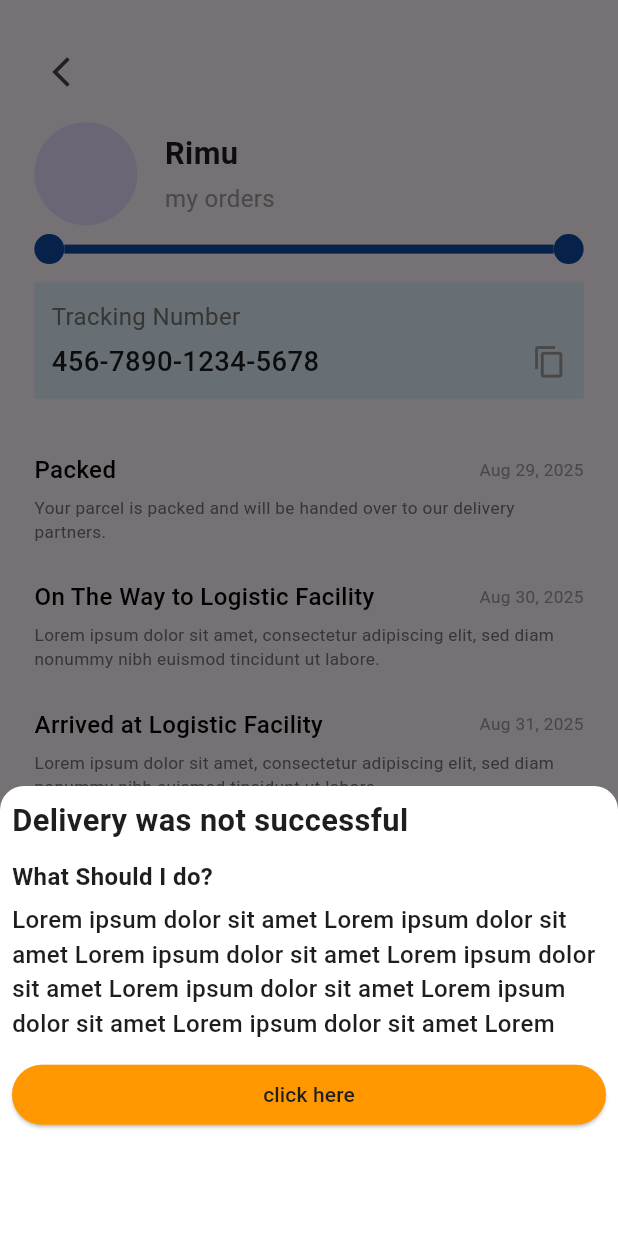
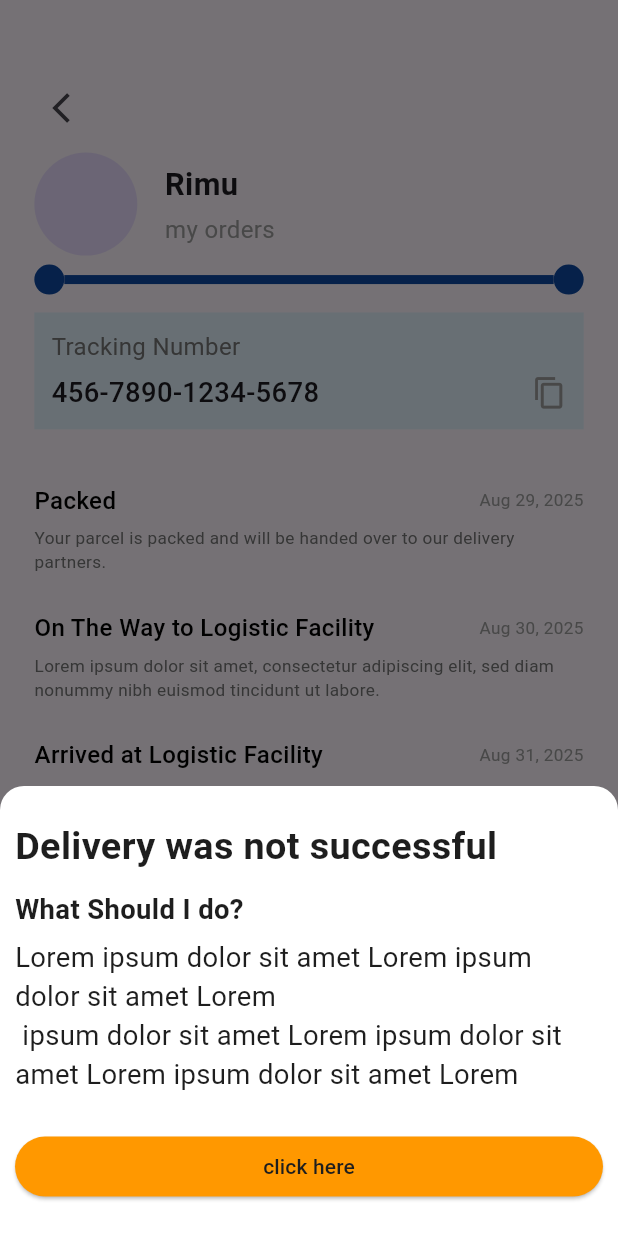
Before and after one commit to rimuakter057/flutter_interview_task, a Flutter app: the OrderFinishScreen screen opened by its route, after a tap on "bot_s", on a phone screen of 412 x 824 dp. Run offline on Flutter 3.47's test engine with Material 3 defaults, Android fonts, the phone set to English and light mode, and no system bars; our stand-ins replace flutter_riverpod, flutter_screenutil, go_router, shared_preferences; accounts and stored records are empty; network calls fail.

Commit message:
add screen

```diff
--- a/lib/features/order/screens/order_finish_screen.dart
+++ b/lib/features/order/screens/order_finish_screen.dart
@@ -1,16 +1,11 @@
 import 'package:flutter/material.dart';
-import 'package:flutter_interview_task/core/widgets/custom_button.dart';
 import 'package:flutter_interview_task/core/widgets/custom_profile.dart';
 import 'package:flutter_screenutil/flutter_screenutil.dart';
-
-
 import '../../../core/constants/colors.dart';
-
-
+import '../widgets/bottom_widget.dart';
 import '../widgets/stepper.dart';
 import '../widgets/tracking_step.dart';
-import '../widgets/tracking_time_line.dart';
-import '../widgets/trailling_container.dart';
+import '../widgets/trailing_container.dart';
 
 class OrderFinishScreen extends StatelessWidget {
   const OrderFinishScreen({super.key});
@@ -18,20 +13,22 @@ class OrderFinishScreen extends StatelessWidget {
   @override
   Widget build(BuildContext context) {
     return Scaffold(
-
       body: SingleChildScrollView(
         padding: EdgeInsets.symmetric(horizontal: 20.w, vertical: 10.h),
         child: Column(
           crossAxisAlignment: CrossAxisAlignment.start,
           children: [
-            SizedBox(height: 10.h,),
+            SizedBox(height: 30.h),
             Column(
               crossAxisAlignment: CrossAxisAlignment.start,
               children: [
-                IconButton(onPressed: (){
+                IconButton(
+                  onPressed: () {
                     print(("back"));
-                }, icon: Icon(Icons.arrow_back_ios)),
-                SizedBox(height: 8.h,),
+                  },
+                  icon: Icon(Icons.arrow_back_ios),
+                ),
+                SizedBox(height: 5.h),
                 CustomProfile(
                   profileImage: "assets/images/profile.jpg",
                   name: "Rimu",
@@ -51,10 +48,7 @@ class OrderFinishScreen extends StatelessWidget {
                 children: [
                   Text(
                     'Tracking Number',
-                    style: TextStyle(
-                      fontSize: 14.sp,
-                      color: Colors.grey[600],
-                    ),
+                    style: TextStyle(fontSize: 14.sp, color: Colors.grey[600]),
                   ),
                   SizedBox(height: 5.h),
                   Row(
@@ -67,11 +61,7 @@ class OrderFinishScreen extends StatelessWidget {
                         ),
                       ),
                       const Spacer(),
-                      Icon(
-                        Icons.content_copy,
-                        size: 20.sp,
-                        color: Colors.grey,
-                      ),
+                      Icon(Icons.content_copy, size: 20.sp, color: Colors.grey),
                     ],
                   ),
                 ],
@@ -126,50 +116,7 @@ class OrderFinishScreen extends StatelessWidget {
                                 context: context,
                                 backgroundColor: Colors.transparent,
                                 builder: (context) {
-              return Container(
-                height: 300,
-                decoration: BoxDecoration(
-                  color: Colors.white,
-                  borderRadius: BorderRadius.vertical(top: Radius.circular(16)),
-                ),
-                child: Padding(
-                  padding: const EdgeInsets.all(8.0),
-                  child: Column(
-                    crossAxisAlignment: CrossAxisAlignment.start,
-                   children: [
-                     Text(
-                       "Delivery was not successful",
-                       style: TextStyle(
-                         fontSize: 18.sp,
-                         fontWeight: FontWeight.w600,
-                         color: AppColors.primaryText,
-                       ),
-                     ),
-                     SizedBox(height: 10.h,),
-                     Text(
-                       "What Should I do?",
-                       style: TextStyle(
-                         fontSize: 14.sp,
-                         fontWeight: FontWeight.w600,
-                         color: AppColors.primaryText,
-                       ),
-                     ),
-                     SizedBox(height: 5.h,),
-                     Text(
-                       maxLines: 4,
-                       "Lorem ipsum dolor sit amet Lorem ipsum dolor sit amet Lorem ipsum dolor sit amet Lorem ipsum dolor sit amet Lorem ipsum dolor sit amet Lorem ipsum dolor sit amet Lorem ipsum dolor sit amet Lorem ipsum dolor sit amet Lorem ipsum dolor sit amet Lorem ipsum dolor sit amet ",
-                       style: TextStyle(
-                         fontSize: 14.sp,
-                         fontWeight: FontWeight.w500,
-                         color: AppColors.primaryText,
-                       ),
-                     ),
-                     SizedBox(height: 10.h,),
-                     CustomButton(text: "click here", onPressed: (){})
-                   ],
-                  ),
-                ),
-              );
+                                  return BottomWidget();
                                 },
                               );
                             },
--- a/lib/features/order/screens/tracking_proccess_screen.dart
+++ b/lib/features/order/screens/tracking_proccess_screen.dart
@@ -1,11 +1,9 @@
 import 'package:flutter/material.dart';
 import 'package:flutter_screenutil/flutter_screenutil.dart';
 import 'package:go_router/go_router.dart';
-
 import '../../../core/constants/colors.dart';
 import '../../../core/widgets/custom_profile.dart';
 import '../../../routes/app_routes.dart';
-import '../widgets/progress_bar_widget.dart';
 import '../widgets/tracking_step.dart';
 import '../widgets/tracking_time_line.dart';
 
@@ -15,20 +13,22 @@ class TrackingProcessScreen extends StatelessWidget {
   @override
   Widget build(BuildContext context) {
     return Scaffold(
-
       body: SingleChildScrollView(
         padding: EdgeInsets.symmetric(horizontal: 20.w, vertical: 10.h),
         child: Column(
           crossAxisAlignment: CrossAxisAlignment.start,
           children: [
-            SizedBox(height: 10.h,),
+            SizedBox(height: 30.h),
             Column(
               crossAxisAlignment: CrossAxisAlignment.start,
               children: [
-                IconButton(onPressed: (){
+                IconButton(
+                  onPressed: () {
                     print(("back"));
-                }, icon: Icon(Icons.arrow_back_ios)),
-                SizedBox(height: 8.h,),
+                  },
+                  icon: Icon(Icons.arrow_back_ios),
+                ),
+                SizedBox(height: 5.h),
                 CustomProfile(
                   profileImage: "assets/images/profile.jpg",
                   name: "Rimu",
@@ -37,7 +37,7 @@ class TrackingProcessScreen extends StatelessWidget {
               ],
             ),
             SizedBox(height: 5.h),
-            TrackingTimeline(currentStep: 1, totalSteps: 2,),
+            TrackingTimeline(currentStep: 1, totalSteps: 2),
             SizedBox(height: 10.h),
             Container(
               padding: EdgeInsets.all(10.sp),
@@ -47,10 +47,7 @@ class TrackingProcessScreen extends StatelessWidget {
                 children: [
                   Text(
                     'Tracking Number',
-                    style: TextStyle(
-                      fontSize: 14.sp,
-                      color: Colors.grey[600],
-                    ),
+                    style: TextStyle(fontSize: 14.sp, color: Colors.grey[600]),
                   ),
                   SizedBox(height: 5.h),
                   Row(
@@ -63,11 +60,7 @@ class TrackingProcessScreen extends StatelessWidget {
                         ),
                       ),
                       const Spacer(),
-                      Icon(
-                        Icons.content_copy,
-                        size: 20.sp,
-                        color: Colors.grey,
-                      ),
+                      Icon(Icons.content_copy, size: 20.sp, color: Colors.grey),
                     ],
                   ),
                 ],
@@ -102,11 +95,16 @@ class TrackingProcessScreen extends StatelessWidget {
                   'Lorem ipsum dolor sit amet, consectetur adipiscing elit, sed diam nonummy nibh euismod tincidunt ut labore.',
               isCompleted: false,
             ),
-            SizedBox(height: 10.h,),
-            TextButton(onPressed: (){
+            SizedBox(height: 10.h),
+            TextButton(
+              onPressed: () {
                 context.push(AppRoutes.orderFinish);
-            }, child: Text("NEXT",style: TextStyle(color: AppColors.primary,fontSize: 20),))
-
+              },
+              child: Text(
+                "NEXT",
+                style: TextStyle(color: AppColors.primary, fontSize: 20),
+              ),
+            ),
           ],
         ),
       ),
--- /dev/null
+++ b/lib/features/order/widgets/bottom_widget.dart
@@ -0,0 +1,59 @@
+import 'package:flutter/material.dart';
+import 'package:flutter_screenutil/flutter_screenutil.dart';
+
+import '../../../core/constants/colors.dart';
+import '../../../core/widgets/custom_button.dart';
+class BottomWidget extends StatelessWidget {
+  const BottomWidget({
+    super.key,
+  });
+
+  @override
+  Widget build(BuildContext context) {
+    return Container(
+      height: 300,
+      decoration: BoxDecoration(
+        color: Colors.white,
+        borderRadius: BorderRadius.vertical(top: Radius.circular(16)),
+      ),
+      child: Padding(
+        padding: const EdgeInsets.all(10.0),
+        child: Column(
+          crossAxisAlignment: CrossAxisAlignment.start,
+          children: [
+            SizedBox(height: 10.h,),
+            Text(
+              "Delivery was not successful",
+              style: TextStyle(
+                fontSize: 22.sp,
+                fontWeight: FontWeight.w600,
+                color: AppColors.primaryText,
+              ),
+            ),
+            SizedBox(height: 10.h,),
+            Text(
+              "What Should I do?",
+              style: TextStyle(
+                fontSize: 16.sp,
+                fontWeight: FontWeight.w600,
+                color: AppColors.primaryText,
+              ),
+            ),
+            SizedBox(height: 5.h,),
+            Text(
+              maxLines: 4,
+              "Lorem ipsum dolor sit amet Lorem ipsum dolor sit amet Lorem\n ipsum dolor sit amet Lorem ipsum dolor sit amet Lorem ipsum dolor sit amet Lorem ipsum dolor sit amet Lorem ipsum dolor sit amet Lorem ipsum dolor sit amet Lorem ipsum dolor sit amet Lorem ipsum dolor sit amet ",
+              style: TextStyle(
+                fontSize: 16.sp,
+                fontWeight: FontWeight.w400,
+                color: AppColors.primaryText,
+              ),
+            ),
+            SizedBox(height: 20.h,),
+            CustomButton(text: "click here", onPressed: (){})
+          ],
+        ),
+      ),
+    );
+  }
+}
```
Also changed, not shown: lib/features/order/widgets/custom_status_widget.dart (+25 -24 lines), lib/features/order/widgets/trailing_container.dart (renamed from lib/features/order/widgets/trailling_container.dart, +5 -3 lines), 4 other files. Lines whose indentation alone changed are shown as unchanged.
